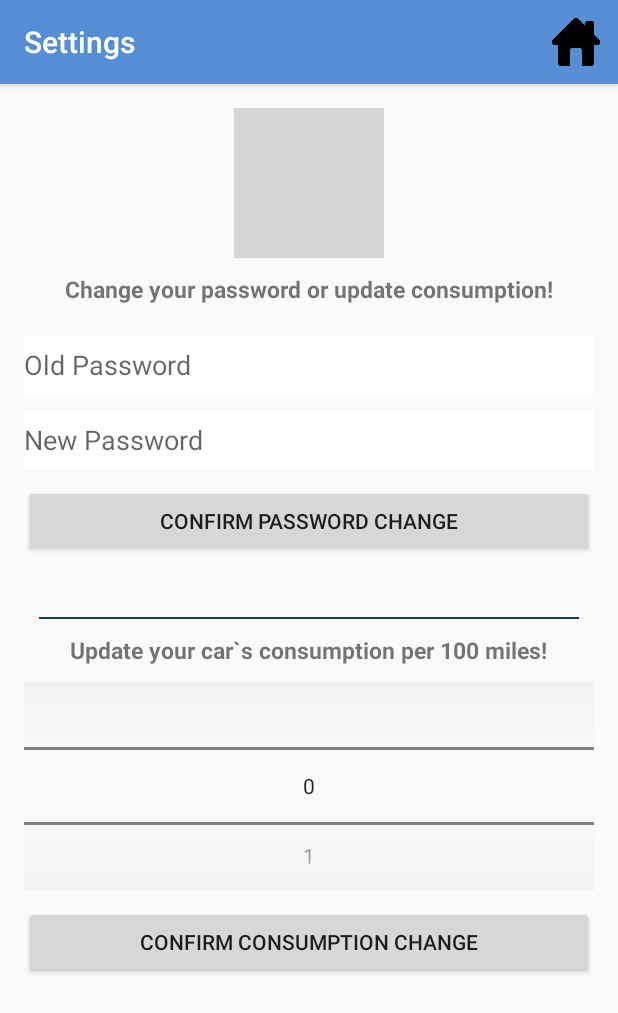
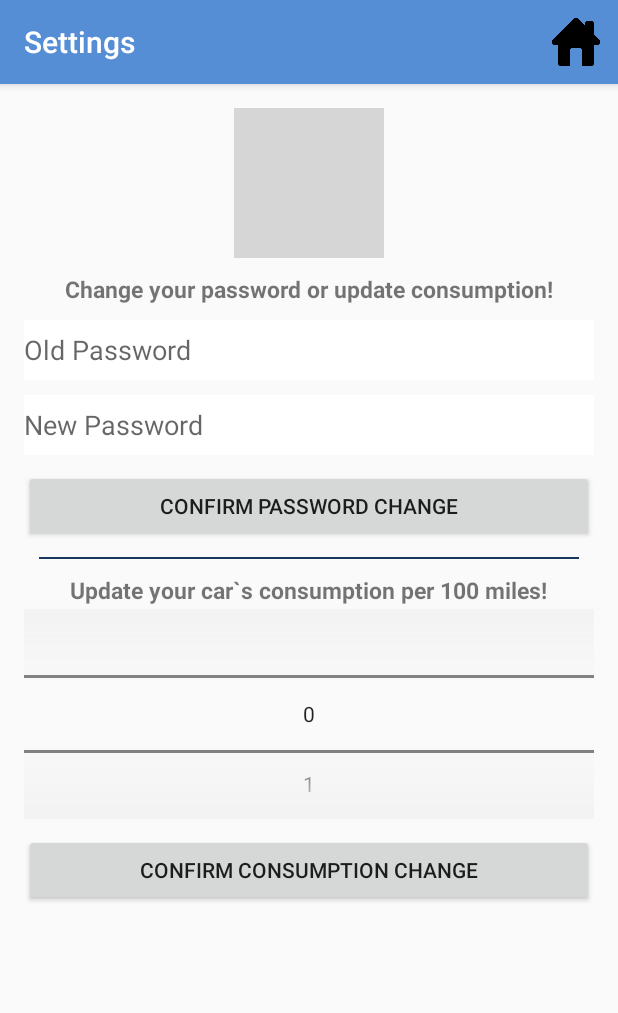
Before and after one commit to kirilhristov91/HCI4, an Android app: the Settings screen opened directly, with no data from a screen before it, on a phone screen of 412 x 824 dp. Shown: the top 1013 px of the screen. Run offline under Robolectric (Android 15) with nearby library versions, the phone set to English and light mode, and no system bars; grey boxes are pictures that could not be loaded.

```diff
--- a/app/src/main/res/layout/content_settings.xml
+++ b/app/src/main/res/layout/content_settings.xml
@@ -39,7 +39,7 @@
                 android:id="@+id/settingsOld"
                 android:height="40dp"
                 android:background="#FFF"
-                android:layout_marginTop="20dp"
+                android:layout_marginTop="10dp"
                 android:layout_width="match_parent"
                 android:layout_height="wrap_content"
                 android:hint="Old Password"/>
@@ -62,7 +62,7 @@
                 android:layout_marginTop="10dp"/>
 
             <View
-                android:layout_marginTop="40dp"
+                android:layout_marginTop="10dp"
                 android:layout_width="fill_parent"
                 android:layout_height="1dp"
                 android:background="@color/colorAccent"
@@ -81,7 +81,7 @@
                 android:layout_height="wrap_content" />
 
             <NumberPicker
-                android:layout_marginTop="10dp"
+                android:layout_marginTop="2dp"
                 android:solidColor="@color/colorBackground"
                 android:id="@+id/consumptionPickerSettings"
                 android:layout_width="match_parent"
```
